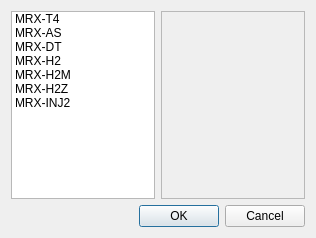
Before: the Qt Designer form source/wnd/ui/motionwizard.ui in ww4u/megarobostudio, drawn with Qt 5.
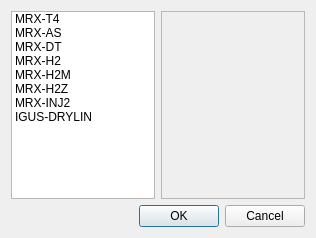
After: the same form once the commit is applied. Icons and pictures are not drawn.

```diff
--- a/source/wnd/ui/motionwizard.ui
+++ b/source/wnd/ui/motionwizard.ui
@@ -67,6 +67,11 @@
          <string>MRX-INJ2</string>
         </property>
        </item>
+       <item>
+        <property name="text">
+         <string>IGUS-DRYLIN</string>
+        </property>
+       </item>
       </widget>
      </item>
      <item>
```
